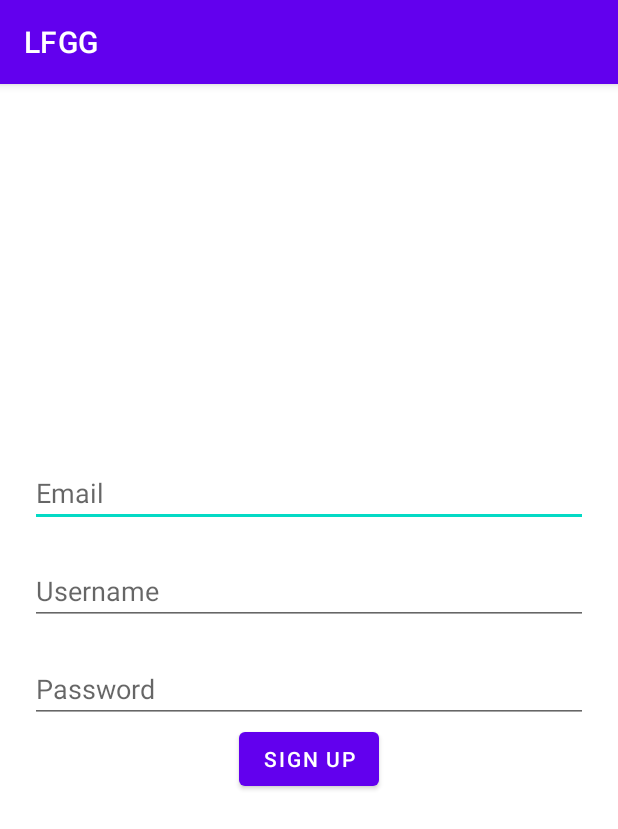
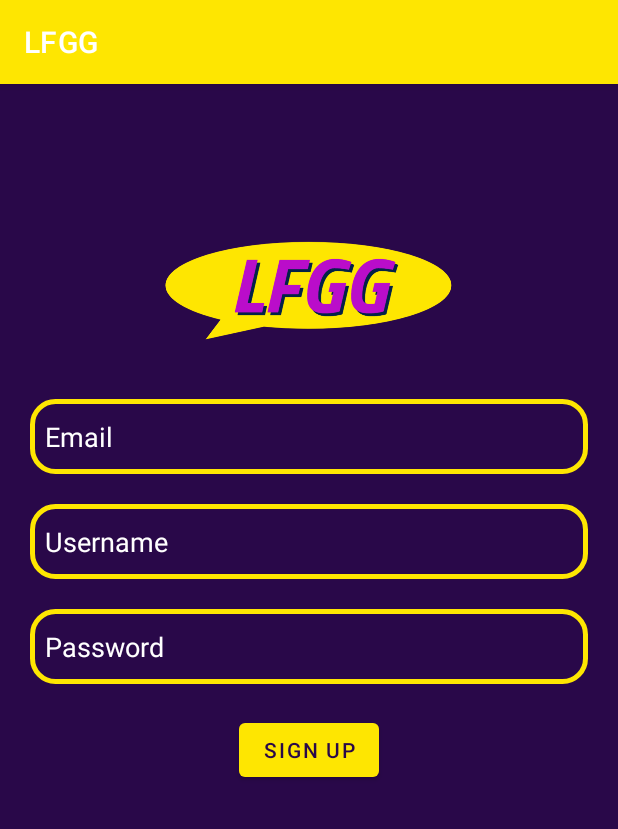
Before and after one commit to ColeGarboski/LFGG, an Android app: the SignUp screen opened directly, with no data from a screen before it, on a phone screen of 412 x 824 dp. Shown: the top 829 px of the screen. Run offline under Robolectric (Android 15) with nearby library versions, the phone set to English and light mode, and no system bars; our stand-ins replace Firebase (no records; nobody signed in at launch, a user with empty details on screens opened directly).

Commit message:
activity_login.xml and activity_sign_up.xml got a bunch of visual changes, rearranging and the logo was made and added.
colors.xml got the color scheme added in.

edit_background.xml got added in to change the colors and shapes on the buttons since that's how the video did it.

build.gradle had minSDK and targetSDK values changed to work on my phone so if that ends up causing problems this is where it happened. They were changed to my phones SDK version which is 31 as opposed to the 33 used in the experimental API emulator.

```diff
--- a/app/build.gradle
+++ b/app/build.gradle
@@ -10,8 +10,8 @@ android {
 
     defaultConfig {
         applicationId "com.example.lfgg"
-        minSdk 33
-        targetSdk 33
+        minSdk 31 // changed from 33 to test on phone
+        targetSdk 31 // changed from 33 to test on phone
         versionCode 1
         versionName "1.0"
 
--- /dev/null
+++ b/app/src/main/res/drawable/edit_background.xml
@@ -0,0 +1,6 @@
+<?xml version="1.0" encoding="utf-8"?>
+<shape xmlns:android="http://schemas.android.com/apk/res/android">
+    <corners android:radius="15dp"/>
+    <stroke android:color="@color/yellow" android:width="3dp"/>
+
+</shape>
--- a/app/src/main/res/layout/activity_sign_up.xml
+++ b/app/src/main/res/layout/activity_sign_up.xml
@@ -4,14 +4,26 @@
     xmlns:tools="http://schemas.android.com/tools"
     android:layout_width="match_parent"
     android:layout_height="match_parent"
+    android:background="@color/purple"
     tools:context=".SignUp">
+
+    <ImageView
+        android:layout_width="250dp"
+        android:layout_height="250dp"
+        android:src="@drawable/lfgglogofs"
+        android:layout_centerHorizontal="true"
+        android:layout_marginTop="10dp"/>
 
     <EditText
         android:id="@+id/edt_email"
         android:layout_width="match_parent"
-        android:layout_height="wrap_content"
-        android:layout_marginTop="250dp"
+        android:layout_height="50dp"
+        android:layout_marginTop="210dp"
         android:hint="Email"
+        android:textColorHint="@color/white"
+        android:background="@drawable/edit_background"
+        android:paddingLeft="10dp"
+        android:textColor="@color/white"
         android:layout_marginLeft="20dp"
         android:layout_marginRight="20dp">
     </EditText>
@@ -19,10 +31,14 @@
     <EditText
         android:id="@+id/edt_username"
         android:layout_width="match_parent"
-        android:layout_height="wrap_content"
+        android:layout_height="50dp"
         android:layout_below="@+id/edt_email"
         android:layout_marginTop="20dp"
         android:hint="Username"
+        android:textColorHint="@color/white"
+        android:background="@drawable/edit_background"
+        android:paddingLeft="10dp"
+        android:textColor="@color/white"
         android:layout_marginLeft="20dp"
         android:layout_marginRight="20dp">
     </EditText>
@@ -30,10 +46,14 @@
     <EditText
         android:id="@+id/edt_password"
         android:layout_width="match_parent"
-        android:layout_height="wrap_content"
+        android:layout_height="50dp"
         android:layout_below="@+id/edt_username"
         android:layout_marginTop="20dp"
         android:hint="Password"
+        android:textColorHint="@color/white"
+        android:background="@drawable/edit_background"
+        android:paddingLeft="10dp"
+        android:textColor="@color/white"
         android:layout_marginLeft="20dp"
         android:layout_marginRight="20dp">
     </EditText>
@@ -44,6 +64,7 @@
         android:layout_height="wrap_content"
         android:layout_below="@+id/edt_password"
         android:text="Sign Up"
+        android:layout_marginTop="20dp"
         android:layout_centerHorizontal="true">
     </Button>
 
--- a/app/src/main/res/values/colors.xml
+++ b/app/src/main/res/values/colors.xml
@@ -7,4 +7,7 @@
     <color name="teal_700">#FF018786</color>
     <color name="black">#FF000000</color>
     <color name="white">#FFFFFFFF</color>
+    <color name="purple"> #290849</color>
+    <color name="yellow"> #FEE601</color>
+    <color name="fuchsia"> #BA0DCA</color>
 </resources>
--- a/app/src/main/res/values/themes.xml
+++ b/app/src/main/res/values/themes.xml
@@ -2,9 +2,9 @@
     <!-- Base application theme. -->
     <style name="Theme.LFGG" parent="Theme.MaterialComponents.DayNight.DarkActionBar">
         <!-- Primary brand color. -->
-        <item name="colorPrimary">@color/purple_500</item>
+        <item name="colorPrimary">@color/yellow</item>
         <item name="colorPrimaryVariant">@color/purple_700</item>
-        <item name="colorOnPrimary">@color/white</item>
+        <item name="colorOnPrimary">@color/purple</item>
         <!-- Secondary brand color. -->
         <item name="colorSecondary">@color/teal_200</item>
         <item name="colorSecondaryVariant">@color/teal_700</item>
```
Also changed, not shown: app/src/main/res/layout/activity_login.xml (+23 -4 lines), app/src/main/res/drawable/lfgglogofs.png (added).
